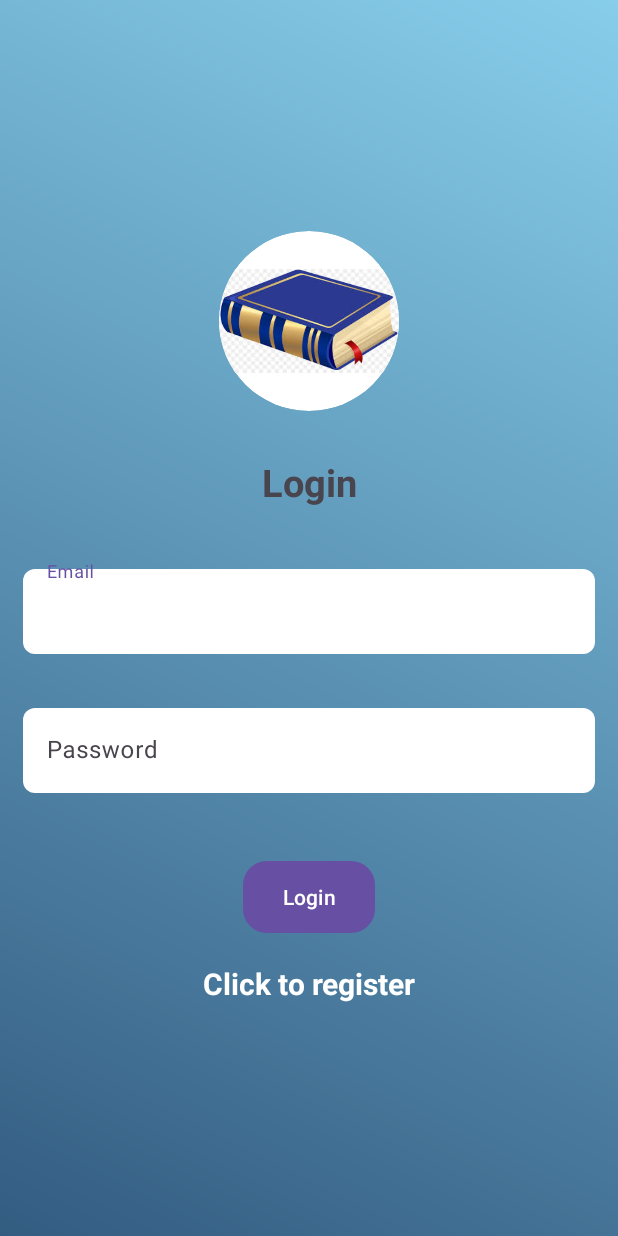
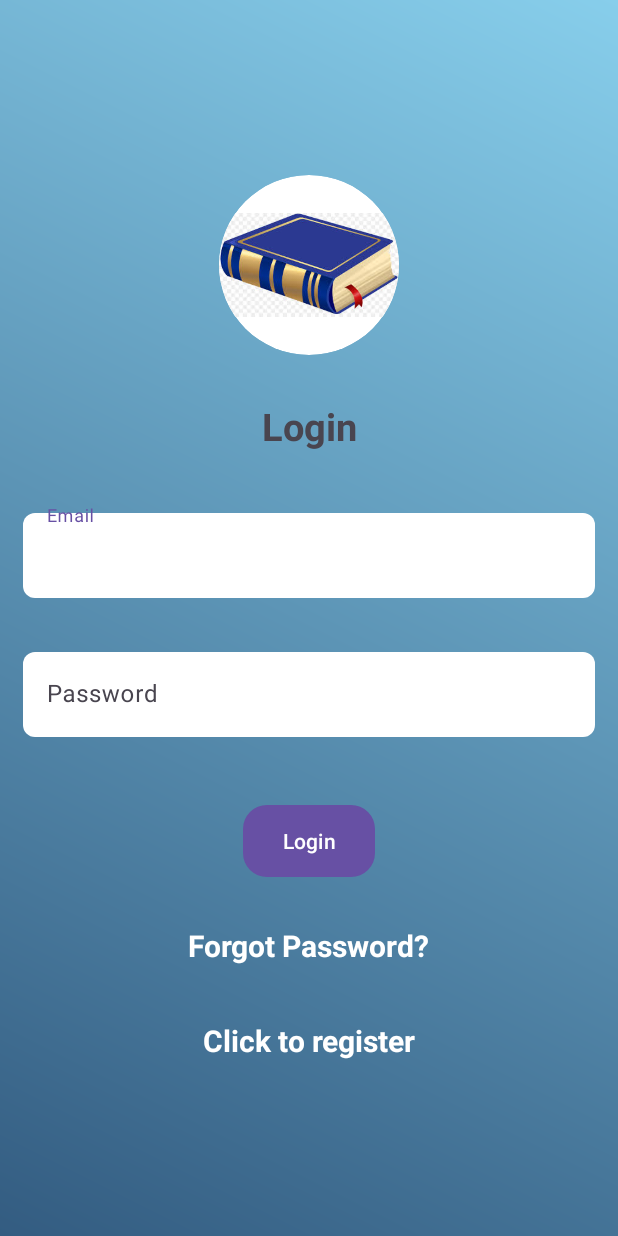
Before and after one commit to ArbreshaS/Aplikacion-per-Menaxhimin-e-Leximeve, an Android app: the screen it shows after launch (Login), on a phone screen of 412 x 824 dp. Run offline under Robolectric (Android 15) with nearby library versions, the phone set to English and light mode, and no system bars; our stand-ins replace Firebase (no records; nobody signed in at launch, a user with empty details on screens opened directly).

Commit message:
Shtimi i funksionalitetit "Forgot Password" për rikuperimin e fjalëkalimit.

```diff
--- a/app/src/main/java/com/example/project1/Login.java
+++ b/app/src/main/java/com/example/project1/Login.java
@@ -19,30 +19,26 @@ import androidx.core.view.WindowInsetsCompat;
 import com.google.android.gms.tasks.OnCompleteListener;
 import com.google.android.gms.tasks.Task;
 import com.google.android.material.textfield.TextInputEditText;
-import com.google.firebase.auth.AuthResult;
 import com.google.firebase.auth.FirebaseAuth;
-import com.google.firebase.auth.FirebaseUser;
 
 public class Login extends AppCompatActivity {
-    TextInputEditText editTextEmail, editTextPassword ;
+    TextInputEditText editTextEmail, editTextPassword;
     Button buttonLogin;
-
     FirebaseAuth mAuth;
     ProgressBar progressBar;
-    TextView textView;
+    TextView textView, textViewForgotPassword;
 
     @Override
     public void onStart() {
         super.onStart();
         // Check if user is signed in (non-null) and update UI accordingly.
-        FirebaseUser currentUser = mAuth.getCurrentUser();
-        if(currentUser != null){
+        if (mAuth.getCurrentUser() != null) {
             Intent intent = new Intent(getApplicationContext(), MainActivity.class);
             startActivity(intent);
             finish();
-
         }
     }
+
     @Override
     protected void onCreate(Bundle savedInstanceState) {
         super.onCreate(savedInstanceState);
@@ -53,62 +49,77 @@ public class Login extends AppCompatActivity {
             v.setPadding(systemBars.left, systemBars.top, systemBars.right, systemBars.bottom);
             return insets;
         });
+
         mAuth = FirebaseAuth.getInstance();
         editTextEmail = findViewById(R.id.email);
         editTextPassword = findViewById(R.id.password);
         buttonLogin = findViewById(R.id.btn_login);
         progressBar = findViewById(R.id.progressBar);
         textView = findViewById(R.id.registerNow);
-        textView.setOnClickListener(new View.OnClickListener() {
-            @Override
-            public void onClick(View view) {
+        textViewForgotPassword = findViewById(R.id.forgotPassword);
+
+        // Navigate to Register Activity
+        textView.setOnClickListener(view -> {
             Intent intent = new Intent(getApplicationContext(), Register.class);
             startActivity(intent);
             finish();
+        });
 
+        // Forgot Password functionality
+        textViewForgotPassword.setOnClickListener(view -> {
+            String email = String.valueOf(editTextEmail.getText()).trim();
+            if (TextUtils.isEmpty(email)) {
+                Toast.makeText(Login.this, "Enter your email to reset password", Toast.LENGTH_SHORT).show();
+                return;
+            }
+
+            progressBar.setVisibility(View.VISIBLE);
+            mAuth.sendPasswordResetEmail(email)
+                    .addOnCompleteListener(new OnCompleteListener<Void>() {
+                        @Override
+                        public void onComplete(@NonNull Task<Void> task) {
+                            progressBar.setVisibility(View.GONE);
+                            if (task.isSuccessful()) {
+                                Toast.makeText(Login.this, "Password reset email sent.", Toast.LENGTH_SHORT).show();
+                            } else {
+                                Toast.makeText(Login.this, "Error sending password reset email.", Toast.LENGTH_SHORT).show();
+                            }
                         }
                     });
+        });
 
-        buttonLogin.setOnClickListener(new View.OnClickListener() {
-            @Override
-            public void onClick(View v) {
+        // Login functionality
+        buttonLogin.setOnClickListener(v -> {
             progressBar.setVisibility(View.VISIBLE);
-                String email,password;
-                email = String.valueOf(editTextEmail.getText());
-                password = String.valueOf(editTextPassword.getText());
+            String email = String.valueOf(editTextEmail.getText());
+            String password = String.valueOf(editTextPassword.getText());
 
-                if (TextUtils.isEmpty(email)){
+            if (TextUtils.isEmpty(email)) {
                 Toast.makeText(Login.this, "Enter email", Toast.LENGTH_SHORT).show();
                 return;
             }
-                if (TextUtils.isEmpty(password)){
+            if (TextUtils.isEmpty(password)) {
                 Toast.makeText(Login.this, "Enter password", Toast.LENGTH_SHORT).show();
                 return;
             }
 
             mAuth.signInWithEmailAndPassword(email, password)
-                        .addOnCompleteListener(new OnCompleteListener<AuthResult>() {
-                            @Override
-                            public void onComplete(@NonNull Task<AuthResult> task) {
+                    .addOnCompleteListener(task -> {
                         progressBar.setVisibility(View.GONE);
                         if (task.isSuccessful()) {
-
                             Toast.makeText(getApplicationContext(), "Login Successful", Toast.LENGTH_SHORT).show();
                             Intent intent = new Intent(getApplicationContext(), MainActivity.class);
                             startActivity(intent);
                             finish();
-
                         } else {
-
-
-                                    Toast.makeText(Login.this, "Authentication failed.",
-                                            Toast.LENGTH_SHORT).show();
-
+                            String errorMessage = task.getException() != null ? task.getException().getMessage() : "Authentication failed.";
+                            if (errorMessage.contains("The password is invalid")) {
+                                Toast.makeText(Login.this, "Incorrect password.", Toast.LENGTH_SHORT).show();
+                            } else {
+                                Toast.makeText(Login.this, errorMessage, Toast.LENGTH_SHORT).show();
                             }
                         }
                     });
-            }
         });
-
     }
 }
--- a/app/src/main/res/layout/activity_login.xml
+++ b/app/src/main/res/layout/activity_login.xml
@@ -66,6 +66,9 @@
         </com.google.android.material.textfield.TextInputEditText>
     </com.google.android.material.textfield.TextInputLayout>
 
+
+
+
     <ProgressBar
         android:id="@+id/progressBar"
         android:visibility="gone"
@@ -79,6 +82,19 @@
         android:layout_marginTop="30dp"
         android:background="@drawable/button_background"
         />
+    <TextView
+        android:id="@+id/forgotPassword"
+        android:layout_width="wrap_content"
+        android:layout_height="wrap_content"
+        android:text="Forgot Password?"
+        android:textColor="@color/white"
+        android:textSize="20sp"
+        android:textStyle="bold"
+        android:layout_marginTop="16dp"
+        android:layout_gravity="center"
+        android:clickable="true"
+        android:focusable="true"
+        android:padding="16dp"/>
 
     <TextView
         android:id="@+id/registerNow"
```
Lines whose indentation alone changed are shown as unchanged.
